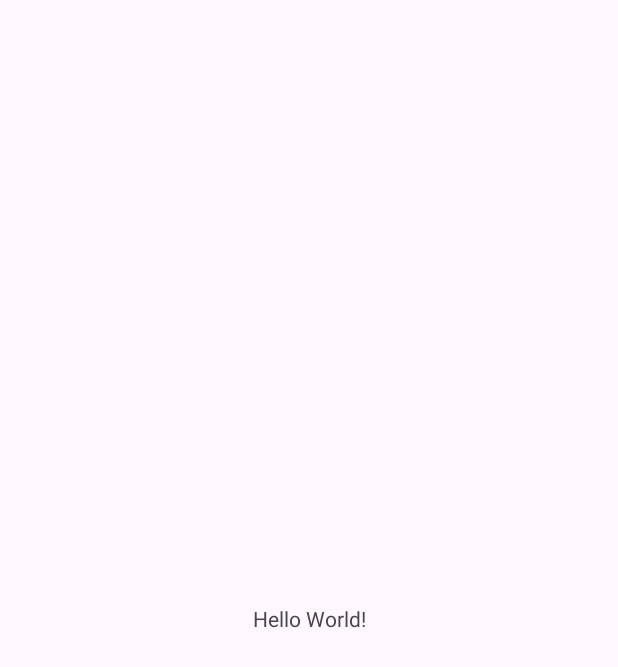
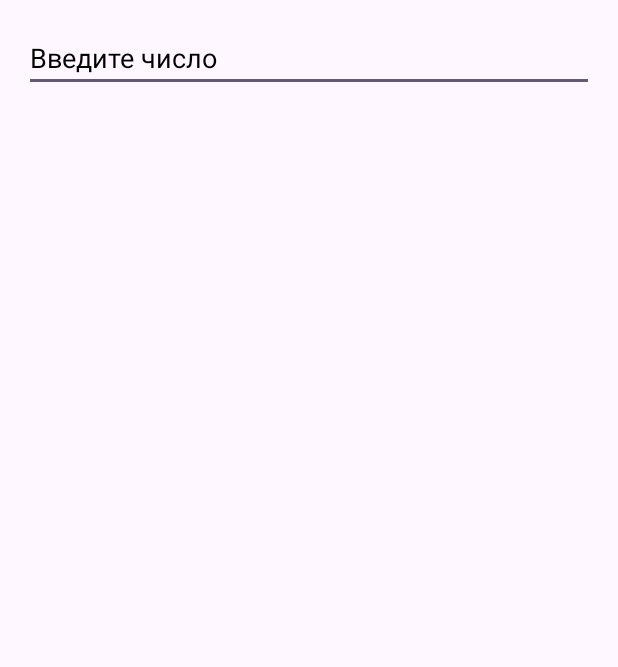
Before and after one commit to KateDesu/EditText, an Android app: the screen it shows after launch (MainActivity), on a phone screen of 412 x 824 dp. Before the commit the part shown is almost empty. Shown: the top 667 px of the screen. Run offline under Robolectric (Android 15) with nearby library versions, the phone set to English and light mode, and no system bars.

```diff
--- a/app/src/main/java/com/practicum/edittext/MainActivity.kt
+++ b/app/src/main/java/com/practicum/edittext/MainActivity.kt
@@ -1,6 +1,10 @@
 package com.practicum.edittext
 
 import android.os.Bundle
+import android.view.View
+import android.widget.EditText
+import android.widget.ImageView
+import android.widget.LinearLayout
 import androidx.activity.enableEdgeToEdge
 import androidx.appcompat.app.AppCompatActivity
 import androidx.core.view.ViewCompat
@@ -11,10 +15,35 @@ class MainActivity : AppCompatActivity() {
         super.onCreate(savedInstanceState)
         enableEdgeToEdge()
         setContentView(R.layout.activity_main)
-        ViewCompat.setOnApplyWindowInsetsListener(findViewById(R.id.main)) { v, insets ->
+        ViewCompat.setOnApplyWindowInsetsListener(findViewById(R.id.container)) { v, insets ->
             val systemBars = insets.getInsets(WindowInsetsCompat.Type.systemBars())
             v.setPadding(systemBars.left, systemBars.top, systemBars.right, systemBars.bottom)
             insets
         }
+
+        val linearLayout = findViewById<LinearLayout>(R.id.container)
+        val inputEditText = findViewById<EditText>(R.id.inputEditText)
+        val clearButton = findViewById<ImageView>(R.id.clearIcon)
+
+        clearButton.setOnClickListener {
+            inputEditText.setText("")
+        }
+    }
+
+    private fun clearButtonVisibility(s: CharSequence?): Int {
+        return if (s.isNullOrEmpty()) {
+            View.GONE
+        } else {
+            View.VISIBLE
+        }
+    }
+
+    private fun isPrime(number: Int): Boolean {
+        for (i in 2..number / 2) {
+            if (number % i == 0) {
+                return false
+            }
+        }
+        return true
     }
 }
--- a/app/src/main/res/layout/activity_main.xml
+++ b/app/src/main/res/layout/activity_main.xml
@@ -1,19 +1,29 @@
-<?xml version="1.0" encoding="utf-8"?>
-<androidx.constraintlayout.widget.ConstraintLayout xmlns:android="http://schemas.android.com/apk/res/android"
-    xmlns:app="http://schemas.android.com/apk/res-auto"
+<LinearLayout xmlns:android="http://schemas.android.com/apk/res/android"
     xmlns:tools="http://schemas.android.com/tools"
-    android:id="@+id/main"
+    android:id="@+id/container"
     android:layout_width="match_parent"
-    android:layout_height="match_parent"
+    android:layout_height="wrap_content"
+    android:layout_margin="16dp"
+    android:orientation="horizontal"
     tools:context=".MainActivity">
 
-    <TextView
+    <EditText
+        android:id="@+id/inputEditText"
+        android:layout_width="0dp"
+        android:layout_height="wrap_content"
+        android:layout_weight="1"
+        android:hint="@string/input_hint"
+        android:maxLength="5"
+        android:maxLines="1"
+        android:inputType="number"
+        android:textColor="@color/black"
+        android:textColorHint="@color/black" />
+
+    <ImageView
+        android:id="@+id/clearIcon"
         android:layout_width="wrap_content"
         android:layout_height="wrap_content"
-        android:text="Hello World!"
-        app:layout_constraintBottom_toBottomOf="parent"
-        app:layout_constraintEnd_toEndOf="parent"
-        app:layout_constraintStart_toStartOf="parent"
-        app:layout_constraintTop_toTopOf="parent" />
-
-</androidx.constraintlayout.widget.ConstraintLayout>
+        android:layout_gravity="center"
+        android:src="@android:drawable/ic_menu_close_clear_cancel"
+        android:visibility="gone" />
+</LinearLayout>
--- a/app/src/main/res/values/strings.xml
+++ b/app/src/main/res/values/strings.xml
@@ -1,3 +1,4 @@
 <resources>
     <string name="app_name">EditText</string>
+    <string name="input_hint">Введите число</string>
 </resources>
```
